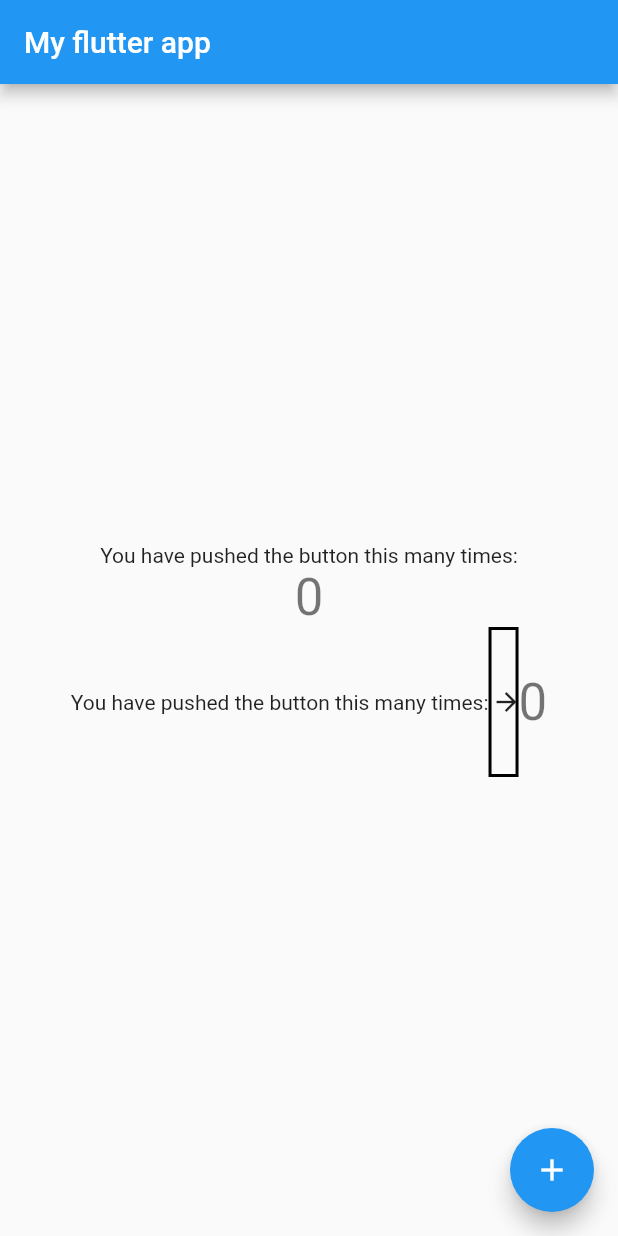
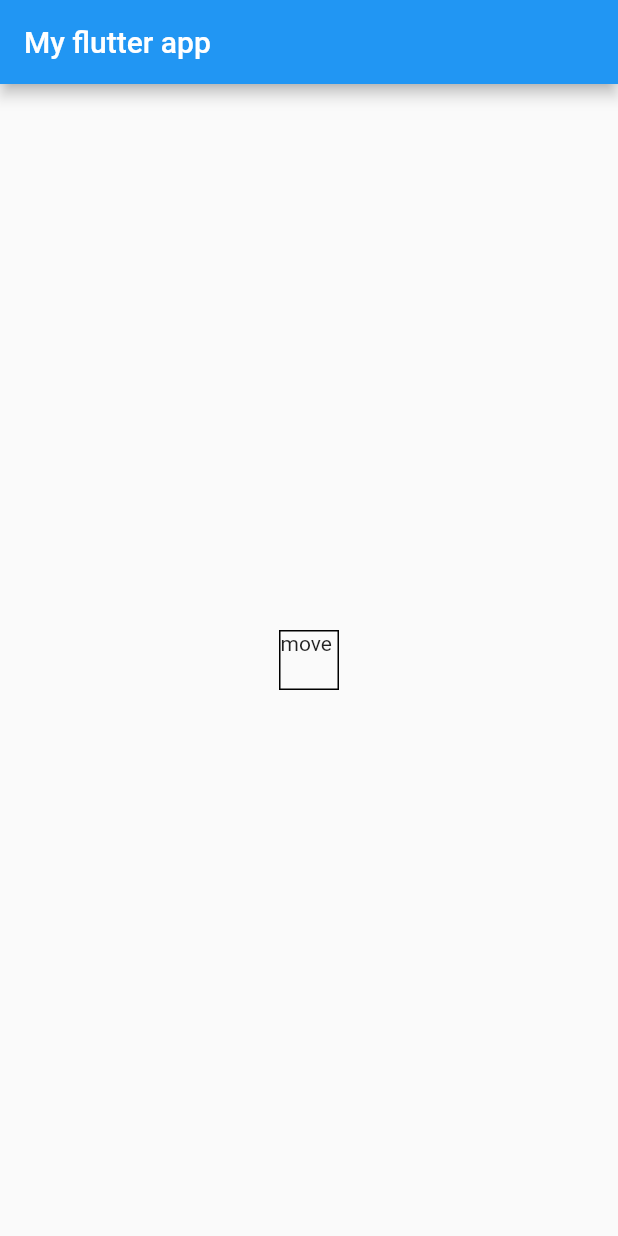
Before and after one commit to LiiNen/flutter_basic, a Flutter app: the screen it shows after launch, on a phone screen of 412 x 824 dp. Run offline on Flutter 3.47's test engine with Material 2 defaults, Android fonts, the phone set to English and light mode, and no system bars.

```diff
--- a/lib/main.dart
+++ b/lib/main.dart
@@ -1,4 +1,5 @@
 import 'package:flutter/material.dart';
+import 'package:flutter_basic_lecture/checklist_view.dart';
 
 void main() {
   runApp(const MyApp());
@@ -24,12 +25,8 @@ class MyHomePage extends StatefulWidget {
 }
 
 class _MyHomePageState extends State<MyHomePage> {
-  int _counter = 0;
-
-  void _incrementCounter() {
-    setState(() {
-      _counter++;
-    });
+  void _moveView() {
+    Navigator.push(context, MaterialPageRoute(builder: (context) => ChecklistView()));
   }
 
   @override
@@ -39,45 +36,18 @@ class _MyHomePageState extends State<MyHomePage> {
         title: Text(widget.title),
       ),
       body: Center(
-        child: Column(
-          mainAxisAlignment: MainAxisAlignment.center,
-          children: <Widget>[
-            const Text(
-              'You have pushed the button this many times:',
-            ),
-            Text(
-              '$_counter',
-              style: Theme.of(context).textTheme.headline4,
-            ),
-            Row(
-              mainAxisAlignment: MainAxisAlignment.center,
-              children: [
-                const Text(
-                  'You have pushed the button this many times:',
-                ),
-                Container(
-                  width: 20,
-                  height: 100,
-                  child: Icon(Icons.arrow_forward, size: 20),
-                  decoration: BoxDecoration(
-                    border: Border.all(color: Color(0xff000000), width: 2),
-                    // border: Border.all(color: Colors.black, width: 2),
-                  )
-                ),
-                Text(
-                  '$_counter',
-                  style: Theme.of(context).textTheme.headline4,
-                ),
-              ]
+        child: GestureDetector(
+          onTap: _moveView,
+          child: Container(
+            width: 40,
+            height: 40,
+            child: const Text('move'),
+            decoration: BoxDecoration(
+              border: Border.all(color: Colors.black)
             )
-          ],
-        ),
-      ),
-      floatingActionButton: FloatingActionButton(
-        onPressed: _incrementCounter,
-        tooltip: 'Increment',
-        child: const Icon(Icons.add),
-      ),
+          )
+        )
+      )
     );
   }
 }
```
Also changed, not shown: lib/checklist_view.dart (added, +18 -0 lines).
